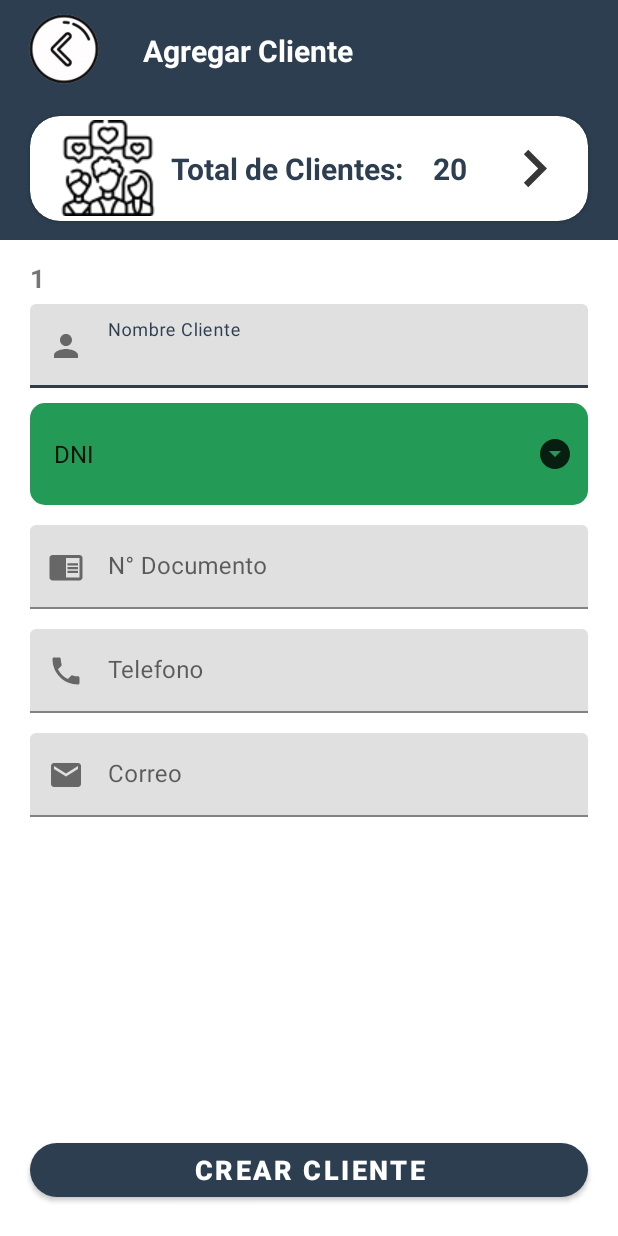
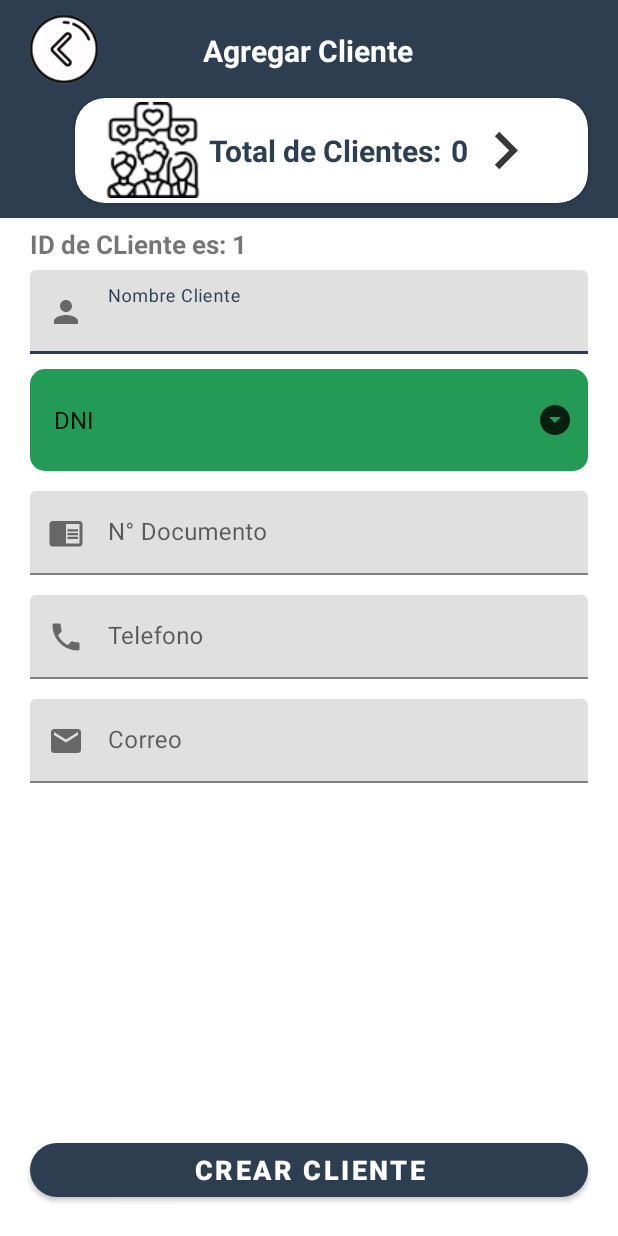
Before and after one commit to Giuhel/VentApps, an Android app: the clientes screen opened directly, with no data from a screen before it, on a phone screen of 412 x 824 dp. Run offline under Robolectric (Android 15) with nearby library versions, the phone set to English and light mode, and no system bars.

Commit message:
listado y busqueda de clientes

```diff
--- a/app/src/main/AndroidManifest.xml
+++ b/app/src/main/AndroidManifest.xml
@@ -13,6 +13,9 @@
         android:supportsRtl="true"
         android:theme="@style/Theme.VentApps"
         tools:targetApi="31">
+        <activity
+            android:name=".Actividades.ListadeCientes"
+            android:exported="false" />
         <activity
             android:name=".Actividades.ventas"
             android:exported="false" />
--- a/app/src/main/java/com/venta/ventapps/Actividades/clientes.java
+++ b/app/src/main/java/com/venta/ventapps/Actividades/clientes.java
@@ -1,7 +1,9 @@
 package com.venta.ventapps.Actividades;
 import androidx.appcompat.app.AppCompatActivity;
+import androidx.cardview.widget.CardView;
 
 import android.content.ContentValues;
+import android.content.Intent;
 import android.database.Cursor;
 import android.database.sqlite.SQLiteDatabase;
 import android.os.Bundle;
@@ -14,17 +16,21 @@ import android.widget.Toast;
 import com.google.android.material.button.MaterialButton;
 import com.google.android.material.textfield.TextInputLayout;
 import com.venta.ventapps.Entidades.conexionSQLite;
+import com.venta.ventapps.MainActivity;
 import com.venta.ventapps.R;
+import com.venta.ventapps.Splash;
 import com.venta.ventapps.utilidades.Utilidades;
 
 public class clientes extends AppCompatActivity {
 
-    TextView idcliente;
+    TextView idcliente,totalClient;
     TextInputLayout nombre,ndocument,telefo,correo;
     Spinner tipodocu;
     MaterialButton crearCliente;
 
     conexionSQLite conn;
+    int siguienteId;
+    String accion="guardar";
 
     @Override
     protected void onCreate(Bundle savedInstanceState) {
@@ -38,10 +44,12 @@ public class clientes extends AppCompatActivity {
         telefo=findViewById(R.id.txttelefonoclien);
         correo=findViewById(R.id.txtcorreocliente);
         crearCliente=findViewById(R.id.btnCreaCliente);
+        totalClient=findViewById(R.id.totalCliente);
 
         conn=new conexionSQLite(getApplicationContext(),"ventApps",null,1);
 
         llenarSpiner();
+        TotalClientes();
         IdCliente();
 
         crearCliente.setOnClickListener(new View.OnClickListener() {
@@ -57,6 +65,11 @@ public class clientes extends AppCompatActivity {
             case R.id.btnAtrasC:
                 finish();
                 break;
+            case R.id.irlistaClientes:
+                Intent intent = new Intent(this, ListadeCientes.class);
+                startActivity(intent);
+                finish();
+                break;
         }
     }
 
@@ -66,17 +79,35 @@ public class clientes extends AppCompatActivity {
         tipodocu.setAdapter(adapter);
     }
 
+    private void TotalClientes(){
+        SQLiteDatabase db=conn.getReadableDatabase();
+        int total;
+        try {
+            Cursor cursor =db.rawQuery("select count(*) from "+Utilidades.TABLA_CLIENTE,null);
+            cursor.moveToFirst();
+            total=cursor.getInt(0);
+            totalClient.setText(total+"");
+            cursor.close();
+        } catch (Exception e) {
+            e.printStackTrace();
+        }
+    }
+
     private void IdCliente(){
         SQLiteDatabase db=conn.getReadableDatabase();
-        int siguienteId;
         try {
             Cursor cursor =db.rawQuery("select max("+Utilidades.CAMPO_ID+") from "+Utilidades.TABLA_CLIENTE,null);
             cursor.moveToFirst();
-            siguienteId=(cursor.getInt(0))+1;
-            idcliente.setText(siguienteId+"");
+            siguienteId=cursor.getInt(0);
+            if(siguienteId==0){
+                siguienteId=1;
+                idcliente.setText("ID de CLiente es: "+siguienteId);
+            }else{
+                siguienteId=siguienteId+1;
+                idcliente.setText("ID de Cliente: "+siguienteId+"");
+            }
             cursor.close();
         } catch (Exception e) {
-            idcliente.setText("1");
             e.printStackTrace();
         }
     }
@@ -85,7 +116,7 @@ public class clientes extends AppCompatActivity {
         SQLiteDatabase db=conn.getWritableDatabase();
         ContentValues values=new ContentValues();
 
-        values.put(Utilidades.CAMPO_ID,idcliente.getText().toString());
+        values.put(Utilidades.CAMPO_ID,siguienteId);
         values.put(Utilidades.CAMPO_NOMBRE,nombre.getEditText().getText().toString());
         values.put(Utilidades.CAMPO_TIPODOC,tipodocu.getSelectedItem().toString());
         values.put(Utilidades.CAMPO_NDOC,ndocument.getEditText().getText().toString());
@@ -99,6 +130,7 @@ public class clientes extends AppCompatActivity {
     }
 
     private void limpiacampos(){
+        TotalClientes();
         IdCliente();
         nombre.getEditText().setText("");
         ndocument.getEditText().setText("");
--- /dev/null
+++ b/app/src/main/res/drawable/ic_buscar.xml
@@ -0,0 +1,5 @@
+<vector android:height="24dp" android:tint="#373737"
+    android:viewportHeight="24" android:viewportWidth="24"
+    android:width="24dp" xmlns:android="http://schemas.android.com/apk/res/android">
+    <path android:fillColor="@android:color/white" android:pathData="M15.5,14h-0.79l-0.28,-0.27C15.41,12.59 16,11.11 16,9.5 16,5.91 13.09,3 9.5,3S3,5.91 3,9.5 5.91,16 9.5,16c1.61,0 3.09,-0.59 4.23,-1.57l0.27,0.28v0.79l5,4.99L20.49,19l-4.99,-5zM9.5,14C7.01,14 5,11.99 5,9.5S7.01,5 9.5,5 14,7.01 14,9.5 11.99,14 9.5,14z"/>
+</vector>
--- a/app/src/main/res/layout/activity_clientes.xml
+++ b/app/src/main/res/layout/activity_clientes.xml
@@ -9,7 +9,7 @@
     <androidx.constraintlayout.widget.ConstraintLayout
         android:id="@+id/constraintLayout3"
         android:layout_width="match_parent"
-        android:layout_height="160dp"
+        android:layout_height="145dp"
         android:background="@color/Pastel"
         app:layout_constraintEnd_toEndOf="parent"
         app:layout_constraintStart_toStartOf="parent"
@@ -30,7 +30,7 @@
             android:id="@+id/textView10"
             android:layout_width="wrap_content"
             android:layout_height="wrap_content"
-            android:layout_marginLeft="20sp"
+            android:layout_marginLeft="60sp"
             android:layout_marginTop="20sp"
             android:text="Agregar Cliente"
             android:textColor="@color/white"
@@ -40,13 +40,14 @@
             app:layout_constraintTop_toTopOf="parent" />
 
         <androidx.cardview.widget.CardView
-            android:id="@+id/cardtotalClientes"
+            android:id="@+id/irlistaClientes"
             android:layout_width="match_parent"
             android:layout_height="70dp"
-            android:layout_marginTop="30dp"
-            android:layout_marginLeft="20dp"
+            android:layout_marginTop="18dp"
+            android:layout_marginLeft="50dp"
             android:layout_marginRight="20dp"
             app:cardCornerRadius="20sp"
+            android:onClick="onClick"
             app:layout_constraintEnd_toEndOf="parent"
             app:layout_constraintStart_toStartOf="parent"
             app:layout_constraintTop_toBottomOf="@+id/textView10">
@@ -70,21 +71,23 @@
                     android:textColor="@color/Pastel"
                     android:textSize="20sp"
                     android:textStyle="bold"
-                    android:layout_marginLeft="10sp"/>
+                    android:layout_marginLeft="5sp"/>
 
                 <TextView
+                    android:id="@+id/totalCliente"
                     android:layout_width="wrap_content"
                     android:layout_height="wrap_content"
                     android:text="20"
                     android:textColor="@color/Pastel"
                     android:textSize="20sp"
                     android:textStyle="bold"
-                    android:layout_marginLeft="15sp"/>
+                    android:layout_marginLeft="2sp"/>
 
                 <ImageView
                     android:layout_width="50sp"
                     android:layout_height="50sp"
                     android:src="@drawable/ic_ir"
+                    android:layout_marginEnd="10sp"
                     android:layout_marginLeft="20sp"/>
 
             </LinearLayout>
@@ -107,8 +110,8 @@
             android:layout_width="wrap_content"
             android:layout_height="wrap_content"
             android:layout_marginLeft="20dp"
-            android:layout_marginTop="13dp"
             android:text="1"
+            android:layout_marginTop="5sp"
             android:textSize="17sp"
             android:textStyle="bold"
             app:layout_constraintStart_toStartOf="parent"
@@ -119,8 +122,8 @@
             android:layout_width="0dp"
             android:layout_height="wrap_content"
             android:layout_marginLeft="20dp"
-            android:layout_marginTop="5dp"
             android:layout_marginRight="20dp"
+            android:layout_marginTop="5sp"
             android:background="@drawable/edittext_bg"
             android:hint="Nombre Cliente"
             android:inputType="text"
```
Also changed, not shown: app/src/main/java/com/venta/ventapps/Actividades/ListadeCientes.java (added, +88 -0 lines), app/src/main/java/com/venta/ventapps/Adapters/AdaptadorClientes.java (added, +53 -0 lines), app/src/main/res/layout/activity_listade_cientes.xml (added, +105 -0 lines), app/src/main/res/layout/item_list_clientes.xml (added, +126 -0 lines).
